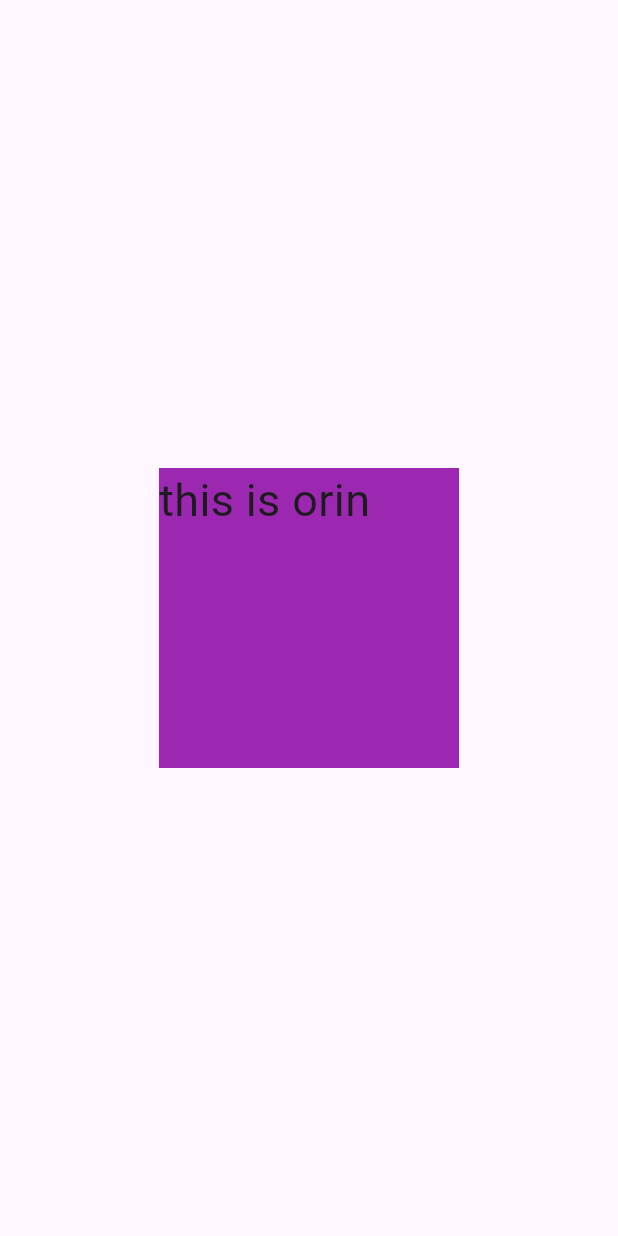
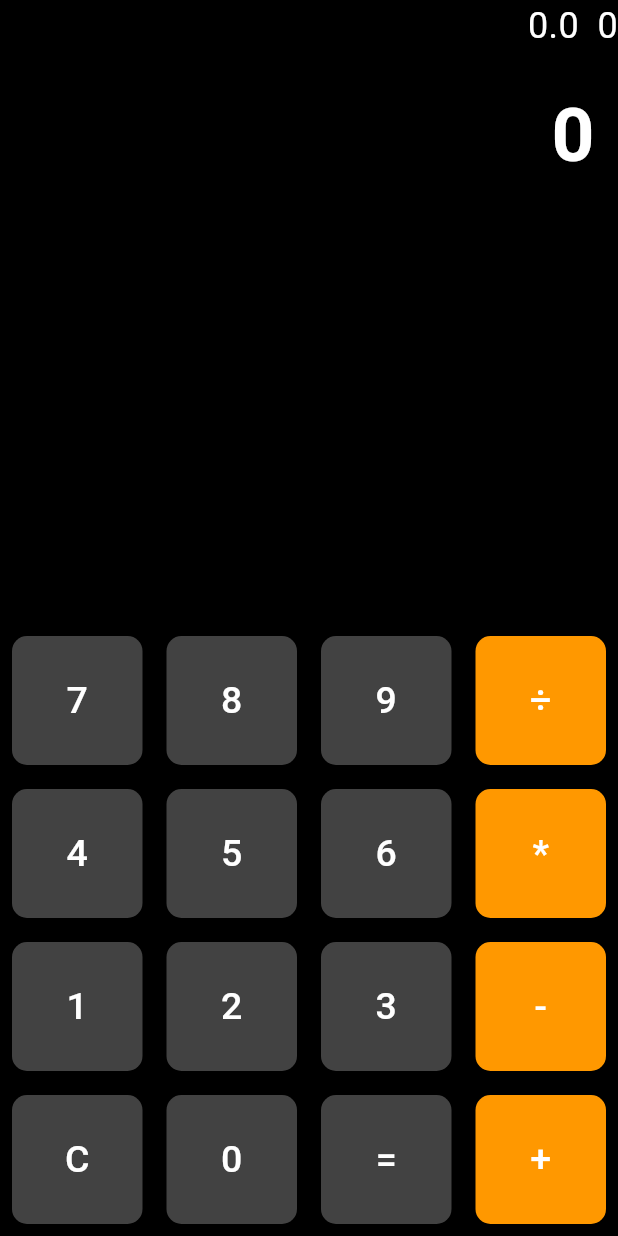
Before and after one commit to ibrahim-hasan5/practice_flutter, a Flutter app: the screen it shows after launch, on a phone screen of 412 x 824 dp. Run offline on Flutter 3.47's test engine with Material 3 defaults, Android fonts, the phone set to English and light mode, and no system bars; our stand-ins replace flutter_screenutil.

Commit message:
module_12_cls_3_calculator

```diff
--- a/lib/app.dart
+++ b/lib/app.dart
@@ -6,6 +6,7 @@ import 'package:practice/module_11/cls_1Rspn.dart';
 import 'package:practice/module_11/cls_2.dart';
 import 'package:practice/module_11/cls_3.dart';
 import 'package:practice/module_11/todo.dart';
+import 'package:practice/module_12/calculator.dart';
 import 'package:practice/module_12/cls_1.dart';
 import 'package:practice/module_12/cls_2.dart';
 import 'package:practice/module_2/class_2_button.dart';
@@ -85,7 +86,7 @@ class MyApp extends StatelessWidget {
           themeMode: ThemeMode.light,
           title: 'Ibuuuuuu',
           home: ThemeTest(),
-          initialRoute: 'lifeCycle',
+          initialRoute: 'Calculator',
           routes: {
             'home': (context) => Home(phone: '01111'),
             'btns': (context) => Buttongrp(),
@@ -100,6 +101,7 @@ class MyApp extends StatelessWidget {
             'todo':(context)=> Todo(),
             'Stateclass':(context)=> StateClass(),
             'lifeCycle':(context)=> LifeCycle(),
+            'Calculator':(context)=> Calculator(),
           },
         );
       },
--- /dev/null
+++ b/lib/module_12/calculator.dart
@@ -0,0 +1,127 @@
+import 'package:flutter/material.dart';
+import 'package:practice/module_12/widget/build_button.dart';
+
+class Calculator extends StatefulWidget {
+  const Calculator({super.key});
+
+  @override
+  State<Calculator> createState() => _CalculatorState();
+}
+
+class _CalculatorState extends State<Calculator> {
+  String _output ='0';
+  String _input ='0';
+  String _ope ='';
+  double num1 = 0;
+  double num2 = 0;
+
+  void buttonPress(String value){
+    print('Button pressed $value');
+
+    setState(() {
+      if (value == 'C') {
+        _output = '0';
+        _input = '0';
+        _ope = '';
+        num1 = 0;
+        num2 = 0;
+      } else if (value == '=') {
+        num2 = double.parse(_input);
+        if (_ope == '+') {
+          _output = (num1 + num2).toString();
+        } else if (_ope == '-') {
+          _output = (num1 - num2).toString();
+        } else if (_ope == '*') {
+          _output = (num1 * num2).toString();
+        } else if (_ope == '÷') {
+          _output =
+          num2 != 0 ? (num1 / num2).toString() : 'Error';
+        }
+      } else if(['+','-','*','÷'].contains(value)){
+        num1 = double.parse(_input);
+        _ope = value;
+        _input = '';
+        return;
+      }else{
+        if(_input == '0'){
+          _input = value;
+        }else{
+          _input += value;
+        }
+        _output = _input;
+      }
+      print(_output);
+    });
+  }
+
+  @override
+  Widget build(BuildContext context) {
+    return Scaffold(
+      backgroundColor: Colors.black,
+      body: SafeArea(
+        child: Column(
+          children: [
+            Expanded(
+              child: Container(
+                alignment: Alignment.bottomRight,
+                child: Column(
+                  children: [
+                    Text(
+                      '$num1 $_ope $_input',
+                      style: TextStyle(
+                        color: Colors.white,
+                        fontSize: 24,
+                      ),
+                    ),
+                    SizedBox(
+                      height: 20,
+                    ),
+                    Text(
+                      _output,
+                      style: TextStyle(
+                          fontSize: 50,
+                          color: Colors.white,
+                          fontWeight: FontWeight.bold),
+                    )
+                  ],
+                ),
+              ),
+            ),
+            Row(
+              children: [
+                build_button(onclick: () => buttonPress('7'), text: '7',),
+                build_button(onclick: () => buttonPress('8'), text: '8',),
+                build_button(onclick: () => buttonPress('9'), text: '9',),
+                build_button(onclick: () => buttonPress('÷'), text: '÷',color: Colors.orange,),
+              ],
+            ),
+            Row(
+              children: [
+                build_button(onclick:() => buttonPress('4'), text: '4',),
+                build_button(onclick: () => buttonPress('5'), text: '5',),
+                build_button(onclick: () => buttonPress('6'), text: '6',),
+                build_button(onclick:() => buttonPress('*'), text: '*',color: Colors.orange,),
+              ],
+            ),
+            Row(
+              children: [
+                build_button(onclick: () => buttonPress('1'), text: '1',),
+                build_button(onclick: () => buttonPress('2'), text: '2',),
+                build_button(onclick:() => buttonPress('3'), text: '3',),
+                build_button(onclick: () => buttonPress('-'), text: '-',color: Colors.orange,),
+              ],
+            ),
+            Row(
+              children: [
+                build_button(onclick:() => buttonPress('C'), text: 'C',),
+                build_button(onclick: () => buttonPress('0'), text: '0',),
+                build_button(onclick: () => buttonPress('='), text: '=',),
+                build_button(onclick: () => buttonPress('+'), text: '+',color: Colors.orange,),
+              ],
+            ),
+          ],
+        ),
+      ),
+    );
+  }
+}
--- /dev/null
+++ b/lib/module_12/widget/build_button.dart
@@ -0,0 +1,32 @@
+import 'package:flutter/material.dart';
+
+class build_button extends StatelessWidget {
+  String text;
+  Color? color;
+  final VoidCallback onclick;
+
+  build_button({
+    super.key,
+    required this.onclick,
+    required this.text,
+    this.color,
+  });
+
+  @override
+  Widget build(BuildContext context) {
+    return Expanded(
+      child: Padding(
+        padding: const EdgeInsets.all(8.0),
+        child: ElevatedButton(
+          style: ElevatedButton.styleFrom(
+            padding: EdgeInsets.all(25),
+            shape: RoundedRectangleBorder(borderRadius: BorderRadius.circular(10)),
+            backgroundColor: color ?? Colors.grey[800],
+          ),
+          onPressed: onclick,
+          child: Text(text, style: TextStyle(fontSize: 25, color: Colors.white)),
+        ),
+      ),
+    );
+  }
+}
```
